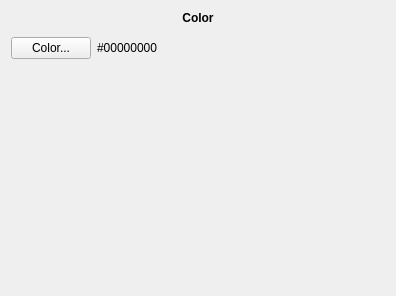
Old version of the form src/shotcut/src/widgets/colorproducerwidget.ui in the repository hansewu/MovieMator.
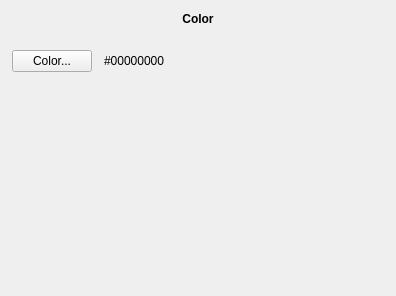
New version of the form. Custom widgets are drawn as their Qt base class.

```diff
--- a/src/shotcut/src/widgets/colorproducerwidget.ui
+++ b/src/shotcut/src/widgets/colorproducerwidget.ui
@@ -14,6 +14,21 @@
    <string>Form</string>
   </property>
   <layout class="QVBoxLayout" name="verticalLayout">
+   <property name="spacing">
+    <number>12</number>
+   </property>
+   <property name="leftMargin">
+    <number>12</number>
+   </property>
+   <property name="topMargin">
+    <number>12</number>
+   </property>
+   <property name="rightMargin">
+    <number>12</number>
+   </property>
+   <property name="bottomMargin">
+    <number>12</number>
+   </property>
    <item>
     <widget class="QLabel" name="label_2">
      <property name="font">
```
